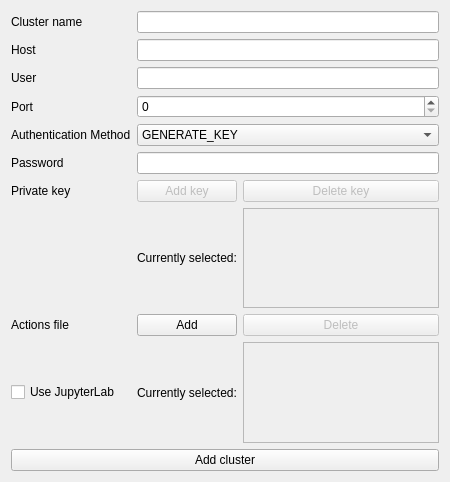
Above: gui/widgets_templates/add-cluster.ui from intdata-bsc/idact-gui before the change. Below: the same form after it.
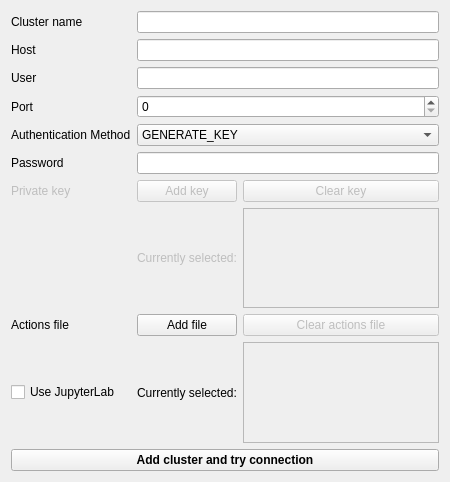
That is the form after the change.

Patch:
```diff
--- a/gui/widgets_templates/add-cluster.ui
+++ b/gui/widgets_templates/add-cluster.ui
@@ -44,7 +44,7 @@
    <item row="9" column="1">
     <widget class="QPushButton" name="add_actions_file_button">
      <property name="text">
-      <string>Add</string>
+      <string>Add file</string>
      </property>
     </widget>
    </item>
@@ -61,7 +61,10 @@
     </widget>
    </item>
    <item row="7" column="0">
-    <widget class="QLabel" name="label">
+    <widget class="QLabel" name="private_key_label">
+     <property name="enabled">
+      <bool>false</bool>
+     </property>
      <property name="text">
       <string>Private key</string>
      </property>
@@ -83,7 +86,7 @@
       <bool>false</bool>
      </property>
      <property name="text">
-      <string>Delete</string>
+      <string>Clear actions file</string>
      </property>
     </widget>
    </item>
@@ -116,8 +119,14 @@
    </item>
    <item row="11" column="0" colspan="3">
     <widget class="QPushButton" name="add_cluster_button">
+     <property name="font">
+      <font>
+       <weight>75</weight>
+       <bold>true</bold>
+      </font>
+     </property>
      <property name="text">
-      <string>Add cluster</string>
+      <string>Add cluster and try connection</string>
      </property>
     </widget>
    </item>
@@ -130,7 +139,7 @@
       <bool>false</bool>
      </property>
      <property name="text">
-      <string>Delete key</string>
+      <string>Clear key</string>
      </property>
     </widget>
    </item>
@@ -149,6 +158,9 @@
    </item>
    <item row="8" column="1">
     <widget class="QLabel" name="currently_selected_key">
+     <property name="enabled">
+      <bool>false</bool>
+     </property>
      <property name="text">
       <string>Currently selected:</string>
      </property>
```
Left out of the diff: 20 changed lines with no effect on the pictures.
